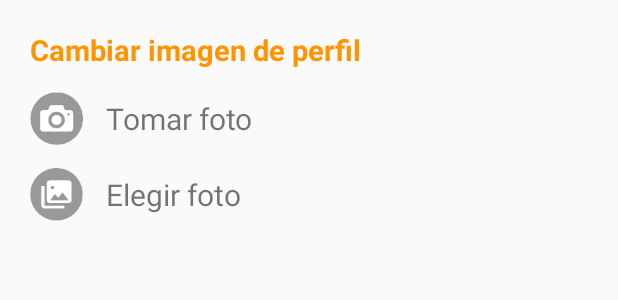
After one commit to eaguilera23/miSalleAndroid, an Android app: the layout btm_sheet_picker.xml on its own in the app's theme, with its tools: preview values and no code run, on a phone screen of 412 x 824 dp. The commit adds this screen. Shown: the top 300 px of the screen. Run offline under Robolectric (Android 15) with nearby library versions, the phone set to English and light mode, and no system bars.

Commit message:
User can choose a profile image from his gallery

```diff
--- a/app/src/main/AndroidManifest.xml
+++ b/app/src/main/AndroidManifest.xml
@@ -3,6 +3,9 @@
     package="monk.com.mx.misalleandroid">
 
     <uses-permission android:name="android.permission.INTERNET" />
+    <uses-feature android:name="android.hardware.camera" android:required="false" />
+    <uses-permission android:name="android.permission.WRITE_EXTERNAL_STORAGE" />
+    <uses-permission android:name="android.permission.READ_EXTERNAL_STORAGE" />
 
     <application
         android:allowBackup="true"
--- /dev/null
+++ b/app/src/main/res/layout/btm_sheet_picker.xml
@@ -0,0 +1,51 @@
+<?xml version="1.0" encoding="utf-8"?>
+<LinearLayout xmlns:android="http://schemas.android.com/apk/res/android"
+    android:orientation="vertical" android:layout_width="match_parent"
+    android:layout_height="match_parent"
+    android:padding="20dp">
+    <TextView
+        android:layout_width="match_parent"
+        android:layout_height="wrap_content"
+        android:text="@string/change_profile_image"
+        android:textStyle="bold"
+        android:textSize="19dp"
+        android:layout_marginBottom="15dp"
+        android:textColor="@color/colorOrange"/>
+    <LinearLayout
+        android:layout_width="match_parent"
+        android:layout_height="wrap_content"
+        android:orientation="horizontal"
+        android:id="@+id/lly_from_camera"
+        android:gravity="center_vertical">
+        <ImageView
+            android:layout_width="35dp"
+            android:layout_height="35dp"
+            android:src="@mipmap/from_camera"
+            android:scaleType="centerCrop"/>
+        <TextView
+            android:layout_width="wrap_content"
+            android:layout_height="wrap_content"
+            android:text="@string/from_camera"
+            android:textSize="20dp"
+            android:layout_marginLeft="15dp"/>
+    </LinearLayout>
+    <LinearLayout
+        android:gravity="center_vertical"
+        android:layout_width="match_parent"
+        android:layout_height="wrap_content"
+        android:layout_marginTop="15dp"
+        android:id="@+id/lly_from_gallery"
+        android:orientation="horizontal">
+        <ImageView
+            android:layout_width="35dp"
+            android:layout_height="35dp"
+            android:src="@mipmap/from_gallery"
+            android:scaleType="centerCrop"/>
+        <TextView
+            android:layout_width="wrap_content"
+            android:layout_height="wrap_content"
+            android:text="@string/from_gallery"
+            android:textSize="20dp"
+            android:layout_marginLeft="15dp"/>
+    </LinearLayout>
+</LinearLayout>
--- a/app/src/main/res/values/strings.xml
+++ b/app/src/main/res/values/strings.xml
@@ -43,6 +43,10 @@
         <item>@string/thursday</item>
         <item>@string/friday</item>
     </array>
+    <!-- BottomSheep Profile Image -->
+    <string name="from_camera">Tomar foto</string>
+    <string name="from_gallery">Elegir foto</string>
+    <string name="change_profile_image">Cambiar imagen de perfil</string>
     <!-- Error Messages -->
     <string name="internet_error">No se ha detectado una conexión a internet activa, intenta más tarde</string>
     <string name="wrong_credentials_error">Matrícula o contraseña incorrecta, verifica tus credenciales y vuelve a intentarlo</string>
```
Also changed, not shown: app/src/main/java/monk/com/mx/misalleandroid/model/InformationManager.java (+52 -2 lines), app/src/main/java/monk/com/mx/misalleandroid/presenter/MainPresenter.java (+42 -1 lines), app/src/main/java/monk/com/mx/misalleandroid/view/MainActivity.java (+33 -3 lines), app/src/main/java/monk/com/mx/misalleandroid/view/PictureMenuFragment.java (added, +61 -0 lines).
